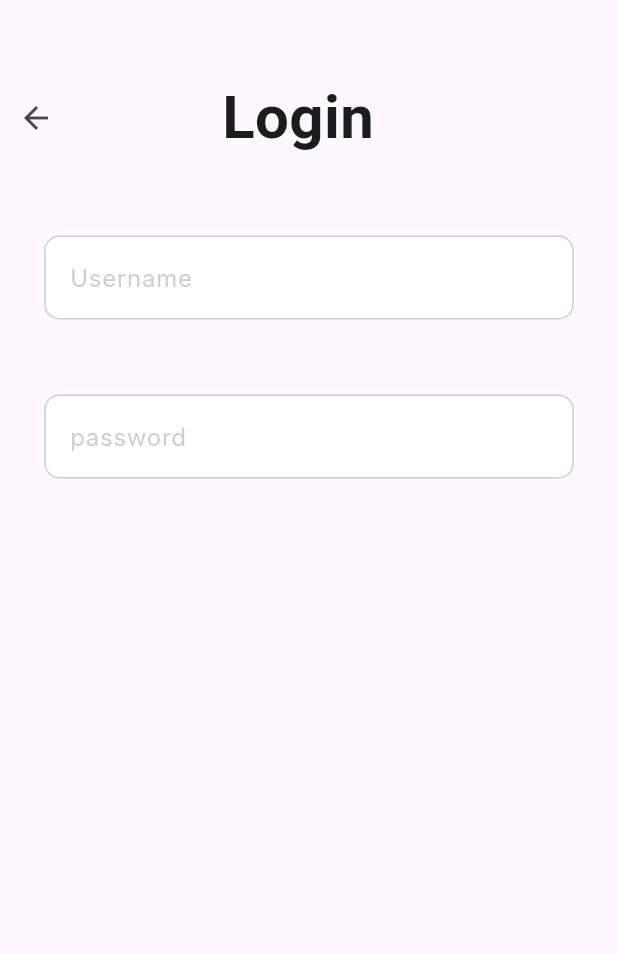
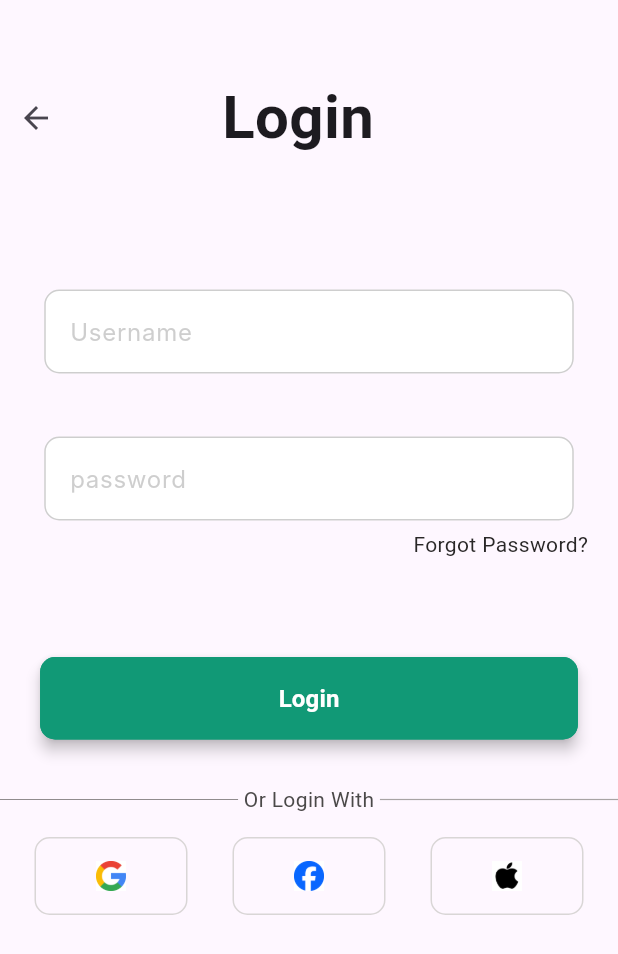
Before and after one commit to Natalia-Salameh/Family-Tree, a Flutter app: the Login screen opened by its route, on a phone screen of 412 x 824 dp. Shown: the top 954 px of the screen. Run offline on Flutter 3.47's test engine with Material 3 defaults, Android fonts, the phone set to English and light mode, and no system bars; our stand-ins replace google_fonts; Roboto replaces fonts that are missing (Inter).

Commit message:
short add

```diff
--- /dev/null
+++ b/lib/components/my_button.dart
@@ -0,0 +1,42 @@
+// ignore_for_file: avoid_unnecessary_containers, prefer_const_constructors
+
+import 'package:flutter/material.dart';
+
+import '../constants/colors.dart';
+
+class MyButton extends StatelessWidget {
+  final Function()? onTap;
+  const MyButton({super.key, required this.onTap});
+
+  @override
+  Widget build(BuildContext context) {
+    return GestureDetector(
+      onTap: onTap,
+      child: Padding(
+        padding: const EdgeInsets.only(top: 50),
+        child: ElevatedButton(
+          onPressed: () {},
+          style: ElevatedButton.styleFrom(
+            backgroundColor: CustomColors.myCustomColor, //
+            foregroundColor: Colors.white,
+            padding: EdgeInsets.symmetric(horizontal: 159, vertical: 16),
+            shape: RoundedRectangleBorder(
+              borderRadius: BorderRadius.circular(10),
+            ),
+            side: BorderSide(
+                color: CustomColors.myCustomColor,
+                width: 2), // Border color and width
+            elevation: 4, // Shadow depth
+          ),
+          child: Text(
+            'Login',
+            style: TextStyle(
+              fontSize: 16,
+              fontWeight: FontWeight.bold,
+            ),
+          ),
+        ),
+      ),
+    );
+  }
+}
--- /dev/null
+++ b/lib/components/my_frame.dart
@@ -0,0 +1,25 @@
+// ignore_for_file: avoid_unnecessary_containers
+
+import 'package:flutter/material.dart';
+
+class Frame extends StatelessWidget {
+  final String imagePath;
+  const Frame({super.key, required this.imagePath});
+
+  @override
+  Widget build(BuildContext context) {
+    return Container(
+      padding: const EdgeInsets.symmetric(horizontal: 40, vertical: 15),
+      decoration: BoxDecoration(
+        borderRadius: BorderRadius.circular(10),
+        border: Border.all(
+          color: Color.fromARGB(255, 217, 214, 214),
+        ),
+      ),
+      child: Image.asset(
+        imagePath,
+        height: 20,
+      ),
+    );
+  }
+}
--- a/lib/components/my_textfield.dart
+++ b/lib/components/my_textfield.dart
@@ -16,7 +16,9 @@ class MyTextFiled extends StatelessWidget {
 
   @override
   Widget build(BuildContext context) {
-    return Container(
+    return Padding(
+      padding: const EdgeInsets.all(1),
+      child: Container(
         width: 353,
         height: 56,
         padding: const EdgeInsets.symmetric(horizontal: 16, vertical: 1),
@@ -56,6 +58,7 @@ class MyTextFiled extends StatelessWidget {
             const SizedBox(width: 10),
           ],
         ),
+      ),
     );
   }
 }
--- a/lib/view/screens/auth/login.dart
+++ b/lib/view/screens/auth/login.dart
@@ -1,7 +1,11 @@
 // ignore_for_file: prefer_const_constructors, prefer_const_literals_to_create_immutables
 
+import 'package:family_tree_application/components/my_button.dart';
+import 'package:family_tree_application/components/my_frame.dart';
 import 'package:family_tree_application/components/my_textfield.dart';
 import 'package:flutter/material.dart';
+
+import '../../../constants/colors.dart';
 
 class Login extends StatefulWidget {
   const Login({super.key});
@@ -13,16 +17,19 @@ class Login extends StatefulWidget {
 class _LoginState extends State<Login> {
   final usernameController = TextEditingController();
   final passwordController = TextEditingController();
+  void logUserIn() {}
 
   @override
   Widget build(BuildContext context) {
     return Scaffold(
       body: SafeArea(
+        child: Padding(
+          padding: const EdgeInsets.only(top: 20),
           child: Center(
             child: Column(
               children: [
                 const SizedBox(
-                height: 50,
+                  height: 30,
                 ),
                 Row(
                   children: [
@@ -34,14 +41,14 @@ class _LoginState extends State<Login> {
                       padding: const EdgeInsets.symmetric(horizontal: 100),
                       child: Text(
                         "Login",
-                      style:
-                          TextStyle(fontSize: 40, fontWeight: FontWeight.bold),
+                        style: TextStyle(
+                            fontSize: 40, fontWeight: FontWeight.bold),
                       ),
                     ),
                   ],
                 ),
                 const SizedBox(
-                height: 50,
+                  height: 85,
                 ),
                 MyTextFiled(
                   controller: usernameController,
@@ -49,14 +56,78 @@ class _LoginState extends State<Login> {
                   obscureText: false,
                 ),
                 const SizedBox(
-                height: 50,
+                  height: 40,
                 ),
                 MyTextFiled(
                   controller: passwordController,
                   hintText: 'password',
-                obscureText: false,
+                  obscureText: true,
+                ),
+                const SizedBox(
+                  height: 5,
+                ),
+                Padding(
+                  padding: const EdgeInsets.symmetric(horizontal: 20),
+                  child: Row(
+                    mainAxisAlignment: MainAxisAlignment.end,
+                    children: [
+                      Text(
+                        'Forgot Password?',
+                        style: TextStyle(
+                          color: Color.fromARGB(255, 41, 39, 39),
+                        ),
                       ),
                     ],
+                  ),
+                ),
+                const SizedBox(
+                  height: 15,
+                ),
+                MyButton(
+                  onTap: logUserIn,
+                ),
+                const SizedBox(
+                  height: 30,
+                ),
+                Row(
+                  children: [
+                    Expanded(
+                      child: Divider(
+                        thickness: 0.6,
+                        color: const Color.fromARGB(255, 132, 128, 128),
+                      ),
+                    ),
+                    Text(
+                      ' Or Login With ',
+                      style: TextStyle(color: Color.fromARGB(255, 75, 73, 73)),
+                    ),
+                    Expanded(
+                      child: Divider(
+                        thickness: 0.8,
+                        color: Color.fromARGB(255, 168, 164, 164),
+                      ),
+                    ),
+                  ],
+                ),
+                const SizedBox(
+                  height: 15,
+                ),
+                Row(
+                  mainAxisAlignment: MainAxisAlignment.center,
+                  children: [
+                    Frame(imagePath: 'lib/images/Google.png'),
+                    const SizedBox(
+                      width: 30,
+                    ),
+                    Frame(imagePath: 'lib/images/facebook.png'),
+                    const SizedBox(
+                      width: 30,
+                    ),
+                    Frame(imagePath: 'lib/images/Apple.png'),
+                  ],
+                ),
+              ],
+            ),
           ),
         ),
       ),
```
Lines whose indentation alone changed are shown as unchanged.
